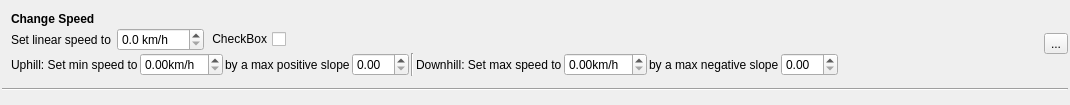
Old version of the form src/gis/trk/filter/IFilterSpeed.ui in the repository Maproom/qmapshack.
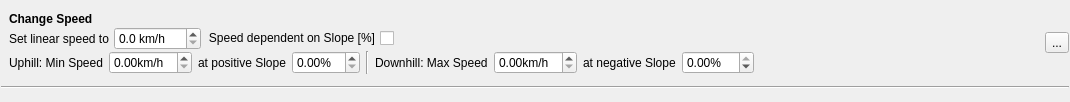
New version of the form. Icons and pictures are not drawn.

Commit message: First prototype to check general feasibility.

```diff
--- a/src/gis/trk/filter/IFilterSpeed.ui
+++ b/src/gis/trk/filter/IFilterSpeed.ui
@@ -10,7 +10,7 @@
     <x>0</x>
     <y>0</y>
     <width>1070</width>
-    <height>105</height>
+    <height>102</height>
    </rect>
   </property>
   <property name="maximumSize">
@@ -24,19 +24,19 @@
   </property>
   <layout class="QGridLayout" name="gridLayout">
    <property name="leftMargin">
-    <number>2</number>
+    <number>1</number>
    </property>
    <property name="topMargin">
-    <number>2</number>
+    <number>1</number>
    </property>
    <property name="rightMargin">
-    <number>2</number>
+    <number>1</number>
    </property>
    <property name="bottomMargin">
-    <number>2</number>
+    <number>1</number>
    </property>
    <property name="spacing">
-    <number>2</number>
+    <number>1</number>
    </property>
    <item row="0" column="0">
     <widget class="QLabel" name="label_3">
@@ -91,7 +91,7 @@
           <enum>Qt::RightToLeft</enum>
          </property>
          <property name="text">
-          <string>CheckBox</string>
+          <string>Speed dependent on Slope [%]</string>
          </property>
         </widget>
        </item>
@@ -112,15 +112,18 @@
      </item>
      <item>
       <layout class="QHBoxLayout" name="speedSlopeLayout">
+       <property name="spacing">
+        <number>6</number>
+       </property>
        <item>
         <widget class="QLabel" name="label_4">
          <property name="text">
-          <string>Uphill: Set min speed to</string>
+          <string>Uphill: Min Speed</string>
          </property>
         </widget>
        </item>
        <item>
-        <widget class="QDoubleSpinBox" name="maxSpeed">
+        <widget class="QDoubleSpinBox" name="minSpeed">
          <property name="suffix">
           <string>km/h</string>
          </property>
@@ -129,12 +132,19 @@
        <item>
         <widget class="QLabel" name="label_5">
          <property name="text">
-          <string>by a max positive slope</string>
+          <string>at positive Slope</string>
          </property>
         </widget>
        </item>
        <item>
-        <widget class="QDoubleSpinBox" name="maxSlope"/>
+        <widget class="QDoubleSpinBox" name="slopeAtMinSpeed">
+         <property name="suffix">
+          <string>%</string>
+         </property>
+         <property name="maximum">
+          <double>45.000000000000000</double>
+         </property>
+        </widget>
        </item>
        <item>
         <widget class="Line" name="line_2">
@@ -146,12 +156,12 @@
        <item>
         <widget class="QLabel" name="label_6">
          <property name="text">
-          <string>Downhill: Set max speed to</string>
+          <string>Downhill: Max Speed</string>
          </property>
         </widget>
        </item>
        <item>
-        <widget class="QDoubleSpinBox" name="minSpeed">
+        <widget class="QDoubleSpinBox" name="maxSpeed">
          <property name="suffix">
           <string>km/h</string>
          </property>
@@ -160,12 +170,22 @@
        <item>
         <widget class="QLabel" name="label_7">
          <property name="text">
-          <string>by a max negative slope</string>
+          <string>at negative Slope</string>
          </property>
         </widget>
        </item>
        <item>
-        <widget class="QDoubleSpinBox" name="minSlope"/>
+        <widget class="QDoubleSpinBox" name="slopeAtMaxSpeed">
+         <property name="suffix">
+          <string>%</string>
+         </property>
+         <property name="minimum">
+          <double>-45.000000000000000</double>
+         </property>
+         <property name="maximum">
+          <double>0.000000000000000</double>
+         </property>
+        </widget>
        </item>
        <item>
         <spacer name="horizontalSpacer_2">
```
Left out of the diff: 42 changed lines with no effect on the pictures. The commit also changes 12 other files.
